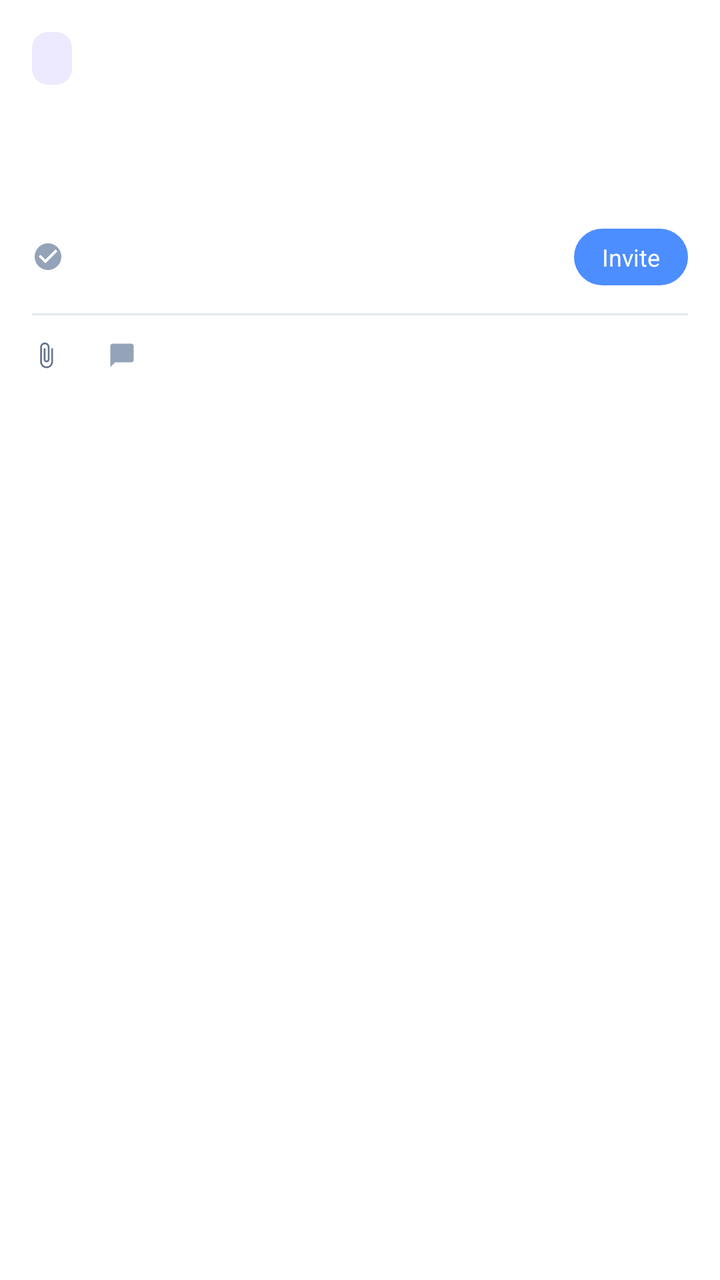
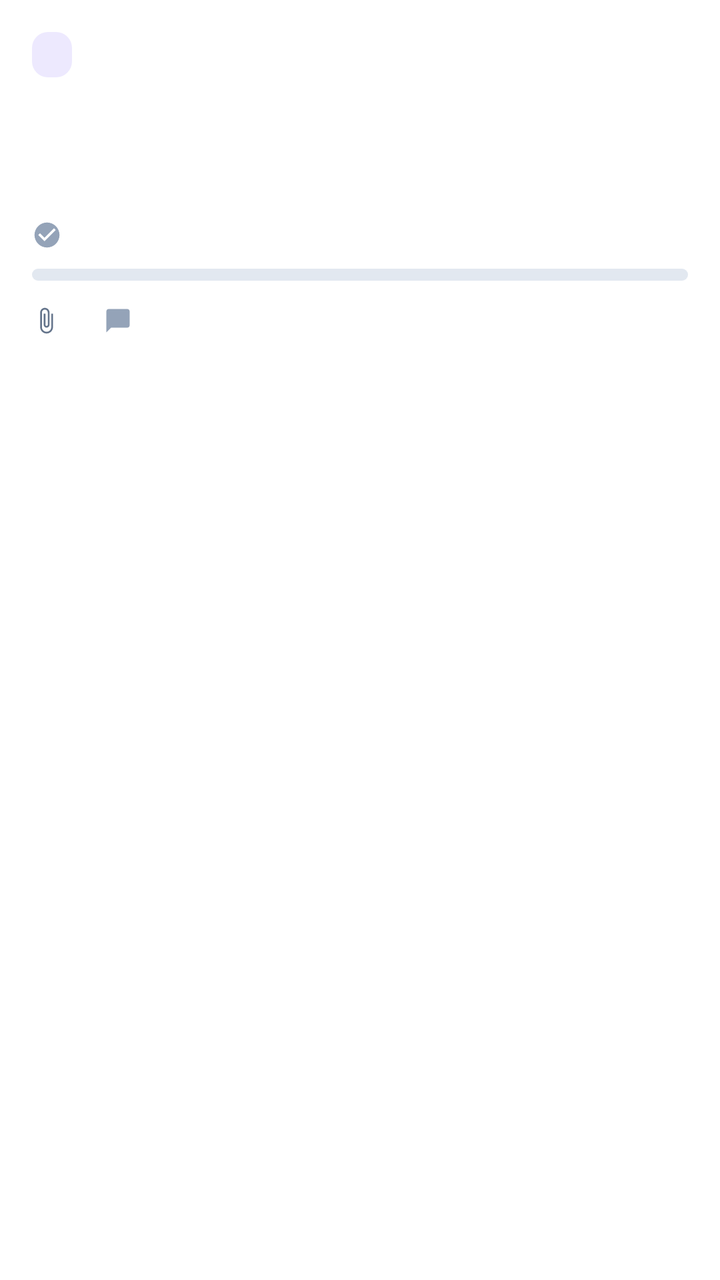

Before-and-after screenshots of an Android layout around one commit, followed by the original layout XML and the change that was made.
<!-- AndroidManifest.xml: application theme Theme.TaskFlow -->
<!-- res/layout/item_project.xml -->
<?xml version="1.0" encoding="utf-8"?>
<LinearLayout xmlns:android="http://schemas.android.com/apk/res/android"
    xmlns:app="http://schemas.android.com/apk/res-auto"
    android:layout_width="match_parent"
    android:layout_height="wrap_content"
    android:layout_marginBottom="14dp"
    android:background="@drawable/bg_card_white"
    android:clickable="true"
    android:focusable="true"
    android:orientation="vertical"
    android:padding="@dimen/card_padding">

    <TextView
        android:id="@+id/tvProjectTag"
        android:layout_width="wrap_content"
        android:layout_height="wrap_content"
        android:background="@drawable/bg_tag_chip"
        android:paddingStart="10dp"
        android:paddingTop="5dp"
        android:paddingEnd="10dp"
        android:paddingBottom="5dp"
        android:textColor="@color/tag_text"
        android:textSize="12sp" />

    <TextView
        android:id="@+id/tvProjectName"
        android:layout_width="match_parent"
        android:layout_height="wrap_content"
        android:layout_marginTop="10dp"
        android:textColor="@color/ink"
        android:textSize="18sp"
        android:textStyle="bold" />

    <TextView
        android:id="@+id/tvProjectDescription"
        android:layout_width="match_parent"
        android:layout_height="wrap_content"
        android:layout_marginTop="6dp"
        android:lineSpacingExtra="3dp"
        android:textColor="@color/ink_muted"
        android:textSize="13sp" />

    <LinearLayout
        android:layout_width="match_parent"
        android:layout_height="wrap_content"
        android:layout_marginTop="14dp"
        android:gravity="center_vertical"
        android:orientation="horizontal">

        <ImageView
            android:layout_width="16dp"
            android:layout_height="16dp"
            android:contentDescription="@null"
            android:src="@drawable/ic_check_circle" />

        <TextView
            android:id="@+id/tvTaskProgress"
            android:layout_width="0dp"
            android:layout_height="wrap_content"
            android:layout_marginStart="6dp"
            android:layout_weight="1"
            android:textColor="@color/ink_soft"
            android:textSize="13sp" />

        <TextView
            android:id="@+id/tvInvite"
            android:layout_width="wrap_content"
            android:layout_height="wrap_content"
            android:background="@drawable/bg_pill_blue"
            android:paddingStart="14dp"
            android:paddingTop="6dp"
            android:paddingEnd="14dp"
            android:paddingBottom="6dp"
            android:text="@string/invite"
            android:textColor="@color/white"
            android:textSize="12sp" />
    </LinearLayout>

    <View
        android:layout_width="match_parent"
        android:layout_height="1dp"
        android:layout_marginTop="14dp"
        android:background="@color/divider" />

    <LinearLayout
        android:layout_width="match_parent"
        android:layout_height="wrap_content"
        android:layout_marginTop="12dp"
        android:gravity="center_vertical"
        android:orientation="horizontal">

        <ImageView
            android:layout_width="14dp"
            android:layout_height="14dp"
            android:contentDescription="@null"
            android:src="@drawable/ic_attachment" />

        <TextView
            android:id="@+id/tvAttachmentCount"
            android:layout_width="wrap_content"
            android:layout_height="wrap_content"
            android:layout_marginStart="6dp"
            android:textColor="@color/ink_muted"
            android:textSize="12sp" />

        <ImageView
            android:layout_width="14dp"
            android:layout_height="14dp"
            android:layout_marginStart="18dp"
            android:contentDescription="@null"
            android:src="@drawable/ic_comment" />

        <TextView
            android:id="@+id/tvCommentCount"
            android:layout_width="wrap_content"
            android:layout_height="wrap_content"
            android:layout_marginStart="6dp"
            android:textColor="@color/ink_muted"
            android:textSize="12sp" />
    </LinearLayout>
</LinearLayout>
<!-- resources referenced by this layout -->
<resources>
  <color name="divider">#FFE2E8F0</color>
  <color name="ink">#FF0F172A</color>
  <color name="ink_muted">#FF94A3B8</color>
  <color name="ink_soft">#FF64748B</color>
  <color name="tag_text">#FF7C3AED</color>
  <color name="white">#FFFFFFFF</color>
  <dimen name="card_padding">16dp</dimen>
  <!-- drawable bg_card_white (drawable) -->
  <?xml version="1.0" encoding="utf-8"?>
  <shape xmlns:android="http://schemas.android.com/apk/res/android" android:shape="rectangle">
      <solid android:color="@color/white" />
      <corners android:radius="18dp" />
  </shape>
  <!-- drawable bg_pill_blue (drawable) -->
  <?xml version="1.0" encoding="utf-8"?>
  <shape xmlns:android="http://schemas.android.com/apk/res/android" android:shape="rectangle">
      <solid android:color="@color/blue" />
      <corners android:radius="20dp" />
  </shape>
  <!-- drawable bg_tag_chip (drawable) -->
  <?xml version="1.0" encoding="utf-8"?>
  <shape xmlns:android="http://schemas.android.com/apk/res/android" android:shape="rectangle">
      <solid android:color="@color/tag_background" />
      <corners android:radius="8dp" />
  </shape>
  <!-- drawable ic_attachment (drawable) -->
  <?xml version="1.0" encoding="utf-8"?>
  <vector xmlns:android="http://schemas.android.com/apk/res/android"
      android:width="18dp"
      android:height="18dp"
      android:viewportWidth="24"
      android:viewportHeight="24"
      android:tint="@color/ink_soft">
      <path
          android:fillColor="#FF000000"
          android:pathData="M16.5,6v11.5c0,2.21 -1.79,4 -4,4s-4,-1.79 -4,-4V5c0,-1.38 1.12,-2.5 2.5,-2.5s2.5,1.12 2.5,2.5v10.5c0,0.55 -0.45,1 -1,1s-1,-0.45 -1,-1V6H10v9.5c0,1.38 1.12,2.5 2.5,2.5s2.5,-1.12 2.5,-2.5V5c0,-2.21 -1.79,-4 -4,-4S7,2.79 7,5v12.5c0,3.04 2.46,5.5 5.5,5.5s5.5,-2.46 5.5,-5.5V6h-1.5z" />
  </vector>
  <!-- drawable ic_check_circle (drawable) -->
  <?xml version="1.0" encoding="utf-8"?>
  <vector xmlns:android="http://schemas.android.com/apk/res/android"
      android:width="16dp"
      android:height="16dp"
      android:viewportWidth="24"
      android:viewportHeight="24"
      android:tint="@color/ink_muted">
      <path
          android:fillColor="#FF000000"
          android:pathData="M12,2C6.48,2 2,6.48 2,12s4.48,10 10,10 10,-4.48 10,-10S17.52,2 12,2zM10,17l-5,-5 1.41,-1.41L10,14.17l7.59,-7.59L19,8l-9,9z" />
  </vector>
  <!-- drawable ic_comment (drawable) -->
  <?xml version="1.0" encoding="utf-8"?>
  <vector xmlns:android="http://schemas.android.com/apk/res/android"
      android:width="16dp"
      android:height="16dp"
      android:viewportWidth="24"
      android:viewportHeight="24"
      android:tint="@color/ink_muted">
      <path
          android:fillColor="#FF000000"
          android:pathData="M20,2H4c-1.1,0 -1.99,0.9 -1.99,2L2,22l4,-4h14c1.1,0 2,-0.9 2,-2V4c0,-1.1 -0.9,-2 -2,-2z" />
  </vector>
  <string name="invite">Invite</string>
  <style name="Theme.TaskFlow" parent="Theme.MaterialComponents.Light.NoActionBar">
          <item name="colorPrimary">@color/blue</item>
          <item name="colorPrimaryDark">@color/blue_dark</item>
          <item name="colorAccent">@color/blue</item>
          <item name="android:windowBackground">@color/white</item>
          <item name="android:statusBarColor">@color/white</item>
      </style>
  <color name="blue">#FF4C8DFF</color>
  <color name="tag_background">#FFEDE9FE</color>
  <color name="blue_dark">#FF3B74E8</color>
</resources>

<!-- the commit's change to res/layout/item_project.xml (unified diff, before → after) -->
@@ -1,12 +1,9 @@
 <?xml version="1.0" encoding="utf-8"?>
 <LinearLayout xmlns:android="http://schemas.android.com/apk/res/android"
-    xmlns:app="http://schemas.android.com/apk/res-auto"
     android:layout_width="match_parent"
     android:layout_height="wrap_content"
-    android:layout_marginBottom="14dp"
+    android:layout_marginBottom="12dp"
     android:background="@drawable/bg_card_white"
-    android:clickable="true"
-    android:focusable="true"
     android:orientation="vertical"
     android:padding="@dimen/card_padding">
 
@@ -16,11 +13,11 @@
         android:layout_height="wrap_content"
         android:background="@drawable/bg_tag_chip"
         android:paddingStart="10dp"
-        android:paddingTop="5dp"
+        android:paddingTop="4dp"
         android:paddingEnd="10dp"
-        android:paddingBottom="5dp"
+        android:paddingBottom="4dp"
         android:textColor="@color/tag_text"
-        android:textSize="12sp" />
+        android:textSize="11sp" />
 
     <TextView
         android:id="@+id/tvProjectName"
@@ -31,12 +28,15 @@
         android:textSize="18sp"
         android:textStyle="bold" />
 
+    
     <TextView
         android:id="@+id/tvProjectDescription"
         android:layout_width="match_parent"
         android:layout_height="wrap_content"
-        android:layout_marginTop="6dp"
-        android:lineSpacingExtra="3dp"
+        android:layout_marginTop="4dp"
+        android:ellipsize="end"
+        android:lineSpacingExtra="2dp"
+        android:maxLines="2"
         android:textColor="@color/ink_muted"
         android:textSize="13sp" />
 
@@ -48,8 +48,8 @@
         android:orientation="horizontal">
 
         <ImageView
-            android:layout_width="16dp"
-            android:layout_height="16dp"
+            android:layout_width="15dp"
+            android:layout_height="15dp"
             android:contentDescription="@null"
             android:src="@drawable/ic_check_circle" />
 
@@ -63,24 +63,22 @@
             android:textSize="13sp" />
 
         <TextView
-            android:id="@+id/tvInvite"
+            android:id="@+id/tvProgressPercent"
             android:layout_width="wrap_content"
             android:layout_height="wrap_content"
-            android:background="@drawable/bg_pill_blue"
-            android:paddingStart="14dp"
-            android:paddingTop="6dp"
-            android:paddingEnd="14dp"
-            android:paddingBottom="6dp"
-            android:text="@string/invite"
-            android:textColor="@color/white"
-            android:textSize="12sp" />
+            android:textColor="@color/blue"
+            android:textSize="13sp"
+            android:textStyle="bold" />
     </LinearLayout>
 
-    <View
+    <ProgressBar
+        android:id="@+id/progressProject"
+        style="?android:attr/progressBarStyleHorizontal"
         android:layout_width="match_parent"
-        android:layout_height="1dp"
-        android:layout_marginTop="14dp"
-        android:background="@color/divider" />
+        android:layout_height="6dp"
+        android:layout_marginTop="8dp"
+        android:max="100"
+        android:progressDrawable="@drawable/progress_project" />
 
     <LinearLayout
         android:layout_width="match_parent"
@@ -106,7 +104,7 @@
         <ImageView
             android:layout_width="14dp"
             android:layout_height="14dp"
-            android:layout_marginStart="18dp"
+            android:layout_marginStart="16dp"
             android:contentDescription="@null"
             android:src="@drawable/ic_comment" />
 
<!-- resource entries referenced after the edit -->
@@ -1,6 +1,5 @@
 <!-- resources referenced by this layout -->
 <resources>
-  <color name="divider">#FFE2E8F0</color>
   <color name="ink">#FF0F172A</color>
   <color name="ink_muted">#FF94A3B8</color>
   <color name="ink_soft">#FF64748B</color>
@@ -12,12 +11,6 @@
   <shape xmlns:android="http://schemas.android.com/apk/res/android" android:shape="rectangle">
       <solid android:color="@color/white" />
       <corners android:radius="18dp" />
-  </shape>
-  <!-- drawable bg_pill_blue (drawable) -->
-  <?xml version="1.0" encoding="utf-8"?>
-  <shape xmlns:android="http://schemas.android.com/apk/res/android" android:shape="rectangle">
-      <solid android:color="@color/blue" />
-      <corners android:radius="20dp" />
   </shape>
   <!-- drawable bg_tag_chip (drawable) -->
   <?xml version="1.0" encoding="utf-8"?>
@@ -61,7 +54,24 @@
           android:fillColor="#FF000000"
           android:pathData="M20,2H4c-1.1,0 -1.99,0.9 -1.99,2L2,22l4,-4h14c1.1,0 2,-0.9 2,-2V4c0,-1.1 -0.9,-2 -2,-2z" />
   </vector>
-  <string name="invite">Invite</string>
+  <!-- drawable progress_project (drawable) -->
+  <?xml version="1.0" encoding="utf-8"?>
+  <layer-list xmlns:android="http://schemas.android.com/apk/res/android">
+      <item android:id="@android:id/background">
+          <shape android:shape="rectangle">
+              <corners android:radius="4dp" />
+              <solid android:color="@color/progress_track" />
+          </shape>
+      </item>
+      <item android:id="@android:id/progress">
+          <clip>
+              <shape android:shape="rectangle">
+                  <corners android:radius="4dp" />
+                  <solid android:color="@color/blue" />
+              </shape>
+          </clip>
+      </item>
+  </layer-list>
   <style name="Theme.TaskFlow" parent="Theme.MaterialComponents.Light.NoActionBar">
           <item name="colorPrimary">@color/blue</item>
           <item name="colorPrimaryDark">@color/blue_dark</item>
@@ -71,6 +81,7 @@
       </style>
   <color name="blue">#FF4C8DFF</color>
   <color name="tag_background">#FFEDE9FE</color>
+  <color name="progress_track">#FFE2E8F0</color>
   <color name="blue_dark">#FF3B74E8</color>
 </resources>
 
